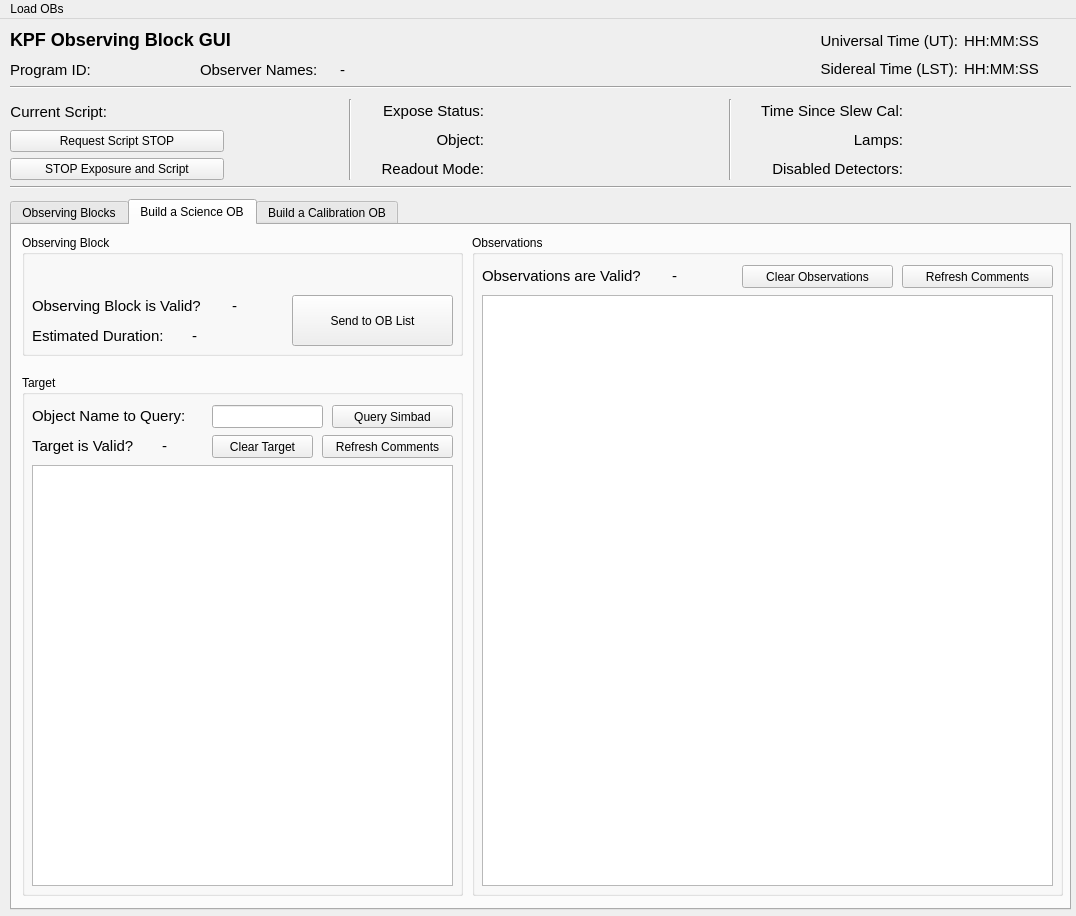
The window that kpf/OB_GUI/KPF_OB_GUI.ui (KeckObservatory/KPFTranslator) describes before a commit, drawn with Qt 5.
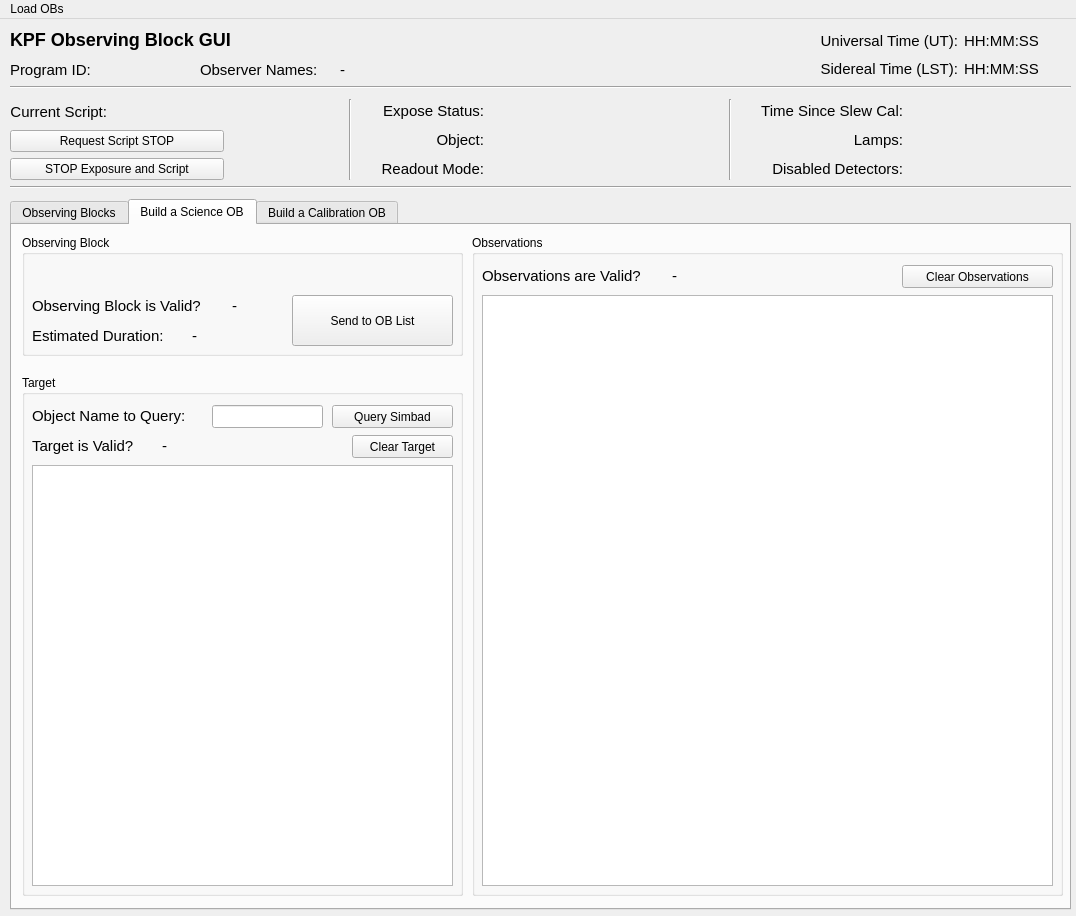
The same window after the commit. The open tabs and pages were chosen to show the change.

Commit message: Refresh comments with edits

Diff of the .ui file:
```diff
--- a/kpf/OB_GUI/KPF_OB_GUI.ui
+++ b/kpf/OB_GUI/KPF_OB_GUI.ui
@@ -906,26 +906,10 @@
         </rect>
        </property>
       </widget>
-      <widget class="QPushButton" name="BS_RefreshTargetComments">
-       <property name="geometry">
-        <rect>
-         <x>300</x>
-         <y>60</y>
-         <width>131</width>
-         <height>23</height>
-        </rect>
-       </property>
-       <property name="toolTip">
-        <string>This will set the current exposure to End, triggering a readout and will request the current script to stop at the next opportunity (typically after the exposure is done).</string>
-       </property>
-       <property name="text">
-        <string>Refresh Comments</string>
-       </property>
-      </widget>
       <widget class="QPushButton" name="BS_ClearTargetButton">
        <property name="geometry">
         <rect>
-         <x>190</x>
+         <x>330</x>
          <y>60</y>
          <width>101</width>
          <height>23</height>
@@ -990,7 +974,7 @@
       <widget class="QPushButton" name="BS_ClearObservationsButton">
        <property name="geometry">
         <rect>
-         <x>270</x>
+         <x>430</x>
          <y>30</y>
          <width>151</width>
          <height>23</height>
@@ -1013,22 +997,6 @@
         </rect>
        </property>
       </widget>
-      <widget class="QPushButton" name="BS_RefreshObservationsComments">
-       <property name="geometry">
-        <rect>
-         <x>430</x>
-         <y>30</y>
-         <width>151</width>
-         <height>23</height>
-        </rect>
-       </property>
-       <property name="toolTip">
-        <string>This will set the current exposure to End, triggering a readout and will request the current script to stop at the next opportunity (typically after the exposure is done).</string>
-       </property>
-       <property name="text">
-        <string>Refresh Comments</string>
-       </property>
-      </widget>
      </widget>
      <widget class="QGroupBox" name="groupBox_5">
       <property name="geometry">
```
The commit also changes 1 other file.
